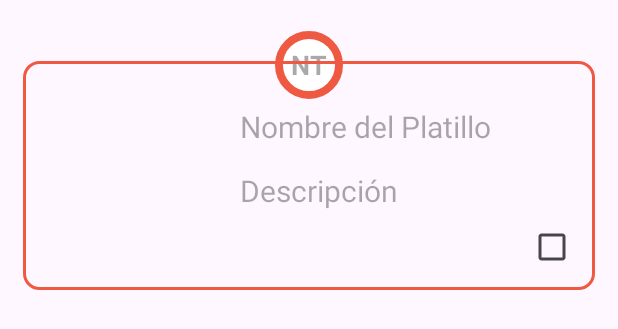
After one commit to Kaleb45/ProjectCuisineFood, an Android app: the layout view_order.xml on its own in the app's theme, with its tools: preview values and no code run, on a phone screen of 412 x 824 dp. The commit adds this screen. Shown: the top 329 px of the screen. Run offline under Robolectric (Android 15) with nearby library versions, the phone set to English and light mode, and no system bars.

Commit message:
Cocinero Order 1.0

```diff
--- /dev/null
+++ b/app/src/main/res/drawable/border.xml
@@ -0,0 +1,14 @@
+<?xml version="1.0" encoding="utf-8"?>
+<shape xmlns:android="http://schemas.android.com/apk/res/android">
+    <solid android:color="@android:color/transparent" /> <!-- Color de fondo blanco -->
+    <stroke
+        android:width="2dp"
+        android:color="@color/anaranjado"
+    />
+    <corners android:radius="10dp" /> <!-- Radio de las esquinas -->
+    <padding
+        android:left="5dp"
+        android:top="5dp"
+        android:right="5dp"
+        android:bottom="5dp" /> <!-- Margen interior -->
+</shape>
--- /dev/null
+++ b/app/src/main/res/drawable/circle.xml
@@ -0,0 +1,14 @@
+<?xml version="1.0" encoding="utf-8"?>
+<shape xmlns:android="http://schemas.android.com/apk/res/android"
+    android:shape="oval">
+    <solid android:color="@color/white" /> <!-- Color de fondo blanco -->
+    <stroke
+        android:width="5dp"
+        android:color="@color/anaranjado"
+        />
+    <padding
+        android:left="10dp"
+        android:top="10dp"
+        android:right="10dp"
+        android:bottom="10dp" /> <!-- Margen naranja -->
+</shape>
--- a/app/src/main/res/layout/view_menu.xml
+++ b/app/src/main/res/layout/view_menu.xml
@@ -3,7 +3,8 @@
     android:layout_width="match_parent"
     android:layout_height="wrap_content"
     android:orientation="vertical"
-    android:layout_margin="15dp">
+    android:layout_margin="15dp"
+    android:background="@drawable/border">
 
     <LinearLayout
         android:layout_width="match_parent"
--- /dev/null
+++ b/app/src/main/res/layout/view_order.xml
@@ -0,0 +1,99 @@
+<?xml version="1.0" encoding="utf-8"?>
+<RelativeLayout xmlns:android="http://schemas.android.com/apk/res/android"
+    android:layout_width="match_parent"
+    android:layout_height="wrap_content"
+    android:orientation="vertical"
+    android:layout_margin="15dp"
+    >
+
+    <FrameLayout
+        android:layout_width="45dp"
+        android:layout_height="45dp"
+        android:layout_centerInParent="true"
+        android:layout_alignParentTop="true"
+        android:layout_margin="5dp">
+
+        <RelativeLayout
+            android:layout_width="match_parent"
+            android:layout_height="match_parent"
+            android:layout_gravity="bottom"
+            android:background="@drawable/circle">
+
+            <TextView
+                android:id="@+id/t_table_number"
+                android:layout_width="wrap_content"
+                android:layout_height="wrap_content"
+                android:layout_centerInParent="true"
+                android:textSize="18sp"
+                android:textStyle="bold"
+                android:hint="NT"/>
+
+        </RelativeLayout>
+    </FrameLayout>
+
+    <LinearLayout
+        android:layout_width="match_parent"
+        android:layout_height="wrap_content"
+        android:orientation="horizontal"
+        android:background="@drawable/border"
+        android:layout_marginTop="25dp">
+
+        <LinearLayout
+            android:layout_width="120dp"
+            android:layout_height="110dp"
+            android:orientation="vertical"
+            android:layout_gravity="center"
+            android:layout_margin="10dp"
+            >
+
+            <ImageView
+                android:id="@+id/im_photo_order"
+                android:layout_width="100dp"
+                android:layout_height="100dp"
+                android:layout_gravity="center"
+                android:layout_margin="5dp"/>
+
+
+        </LinearLayout>
+
+        <LinearLayout
+            android:layout_width="match_parent"
+            android:layout_height="wrap_content"
+            android:orientation="vertical"
+            android:layout_marginTop="25dp">
+
+            <LinearLayout
+                android:layout_width="match_parent"
+                android:layout_height="wrap_content"
+                android:orientation="vertical">
+
+                <TextView
+                    android:id="@+id/t_name_order"
+                    android:layout_width="wrap_content"
+                    android:layout_height="wrap_content"
+                    android:hint="Nombre del Platillo"
+                    android:textSize="20sp" />
+
+                <TextView
+                    android:id="@+id/t_description_order"
+                    android:layout_width="170dp"
+                    android:layout_height="wrap_content"
+                    android:hint="Descripción"
+                    android:textSize="20sp"
+                    android:layout_marginTop="15dp"/>
+
+                <CheckBox
+                    android:id="@+id/c_complete_order"
+                    android:layout_width="wrap_content"
+                    android:layout_height="wrap_content"
+                    android:layout_gravity="right" />
+
+            </LinearLayout>
+
+
+        </LinearLayout>
+
+    </LinearLayout>
+
+
+</RelativeLayout>
--- a/app/src/main/res/layout/view_restaurant.xml
+++ b/app/src/main/res/layout/view_restaurant.xml
@@ -3,7 +3,8 @@
     android:layout_width="match_parent"
     android:layout_height="wrap_content"
     android:orientation="vertical"
-    android:layout_margin="15dp">
+    android:layout_margin="15dp"
+    android:background="@drawable/border">
 
     <LinearLayout
         android:layout_width="match_parent"
```
Also changed, not shown: app/src/main/java/com/example/proyectocuisinefood/adapter/OrderAdapter.java (added, +95 -0 lines), app/src/main/java/com/example/proyectocuisinefood/model/Order.java (added, +48 -0 lines).
